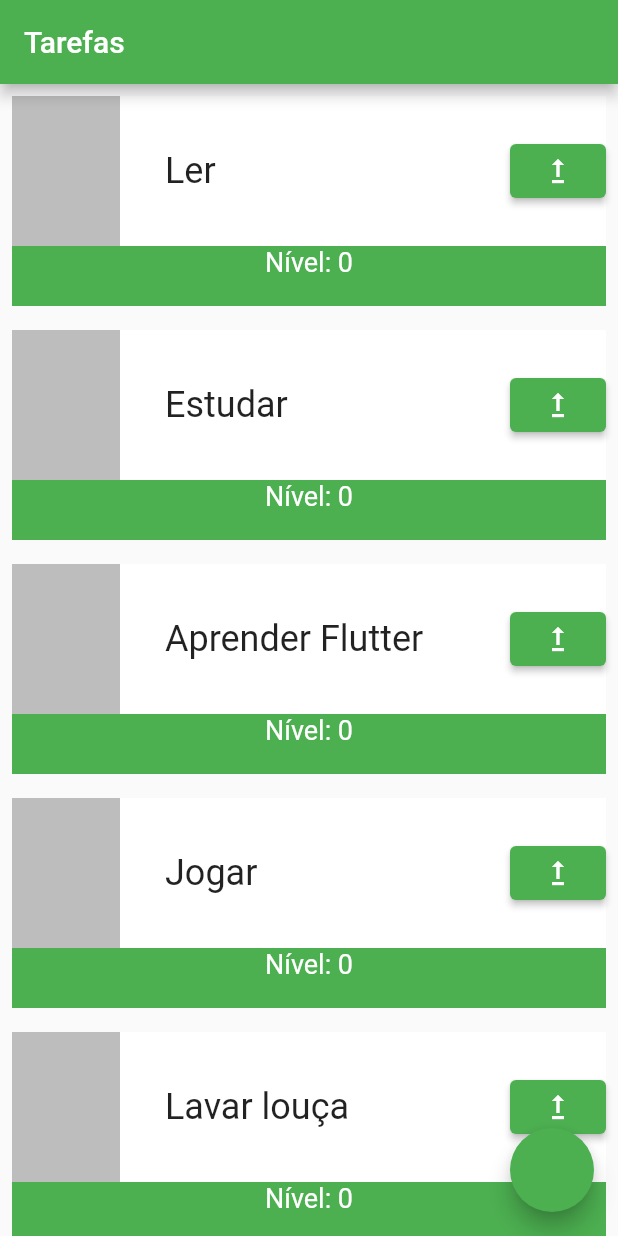
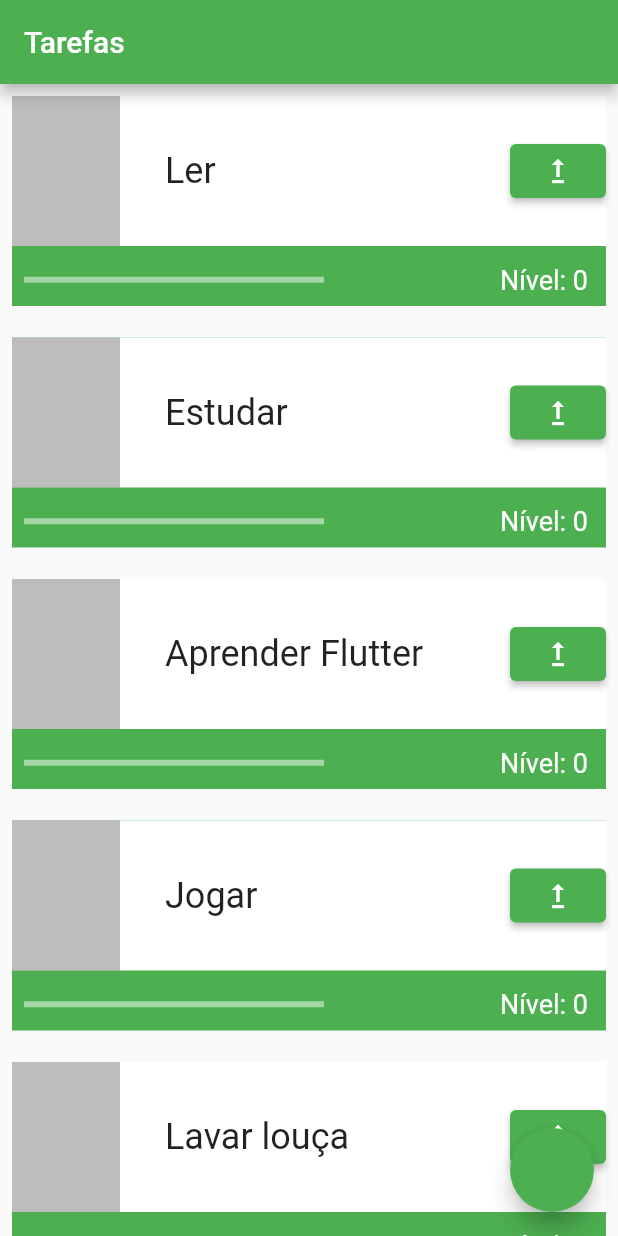
Before and after one commit to SamuelSPrado/aplicativo_de_tarefas_no_Flutter, a Flutter app: the screen it shows after launch, on a phone screen of 412 x 824 dp. Run offline on Flutter 3.47's test engine with Material 2 defaults, Android fonts, the phone set to English and light mode, and no system bars.

Commit message:
Adicionando a barra de carregamento com o comando linearProgressIndicator

```diff
--- a/lib/main.dart
+++ b/lib/main.dart
@@ -44,6 +44,7 @@
 
 class _TarefaState extends State<Tarefa> {
   int nivel = 0;
+
   @override
   Widget build(BuildContext context) {
     return Padding(
@@ -85,9 +86,27 @@
                     ],
                   ),
                 ),
-                Text(
-                  'Nível: $nivel',
-                  style: TextStyle(color: Colors.white, fontSize: 18),
+                Row(
+                  mainAxisAlignment: MainAxisAlignment.spaceBetween,
+                  children: [
+                    Padding(
+                      padding: const EdgeInsets.all(8.0),
+                      child: Container(
+                        child: LinearProgressIndicator(
+                          color: Colors.white,
+                          value: nivel/10,
+                        ),
+                        width: 200,
+                      ),
+                    ),
+                    Padding(
+                      padding: const EdgeInsets.all(12.0),
+                      child: Text(
+                        'Nível: $nivel',
+                        style: TextStyle(color: Colors.white, fontSize: 18),
+                      ),
+                    ),
+                  ],
                 ),
               ],
             )
```
